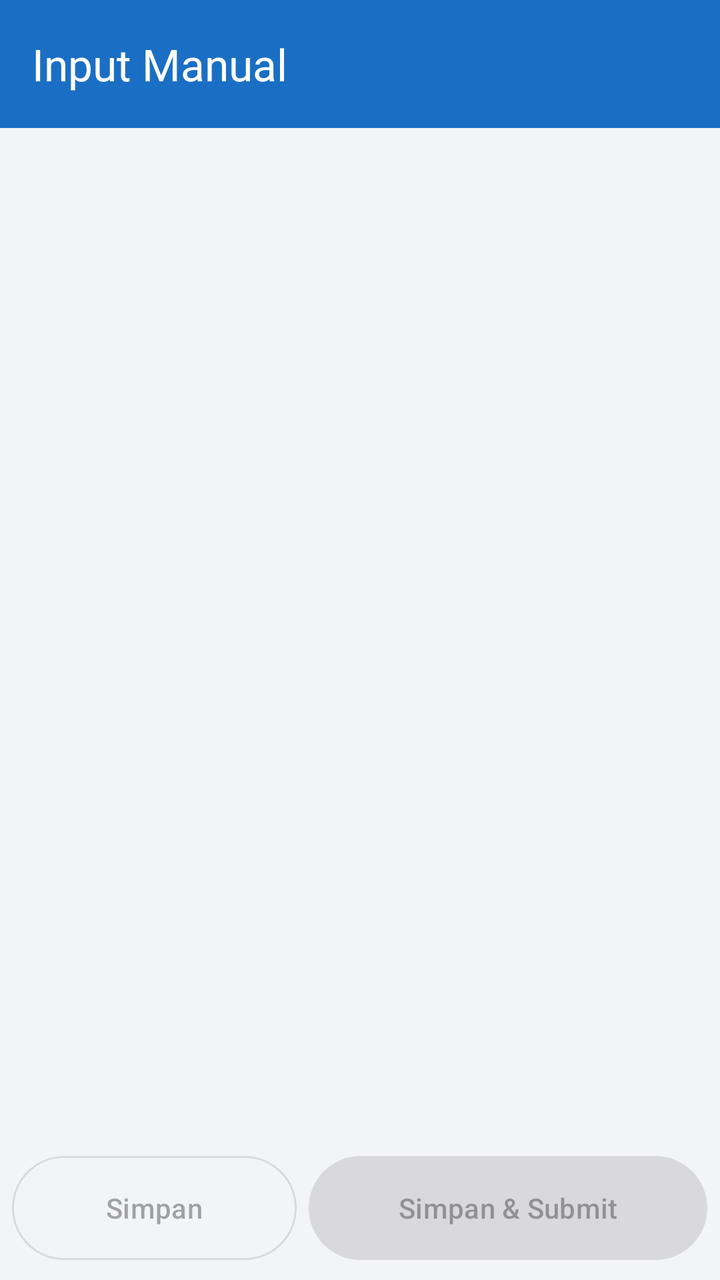
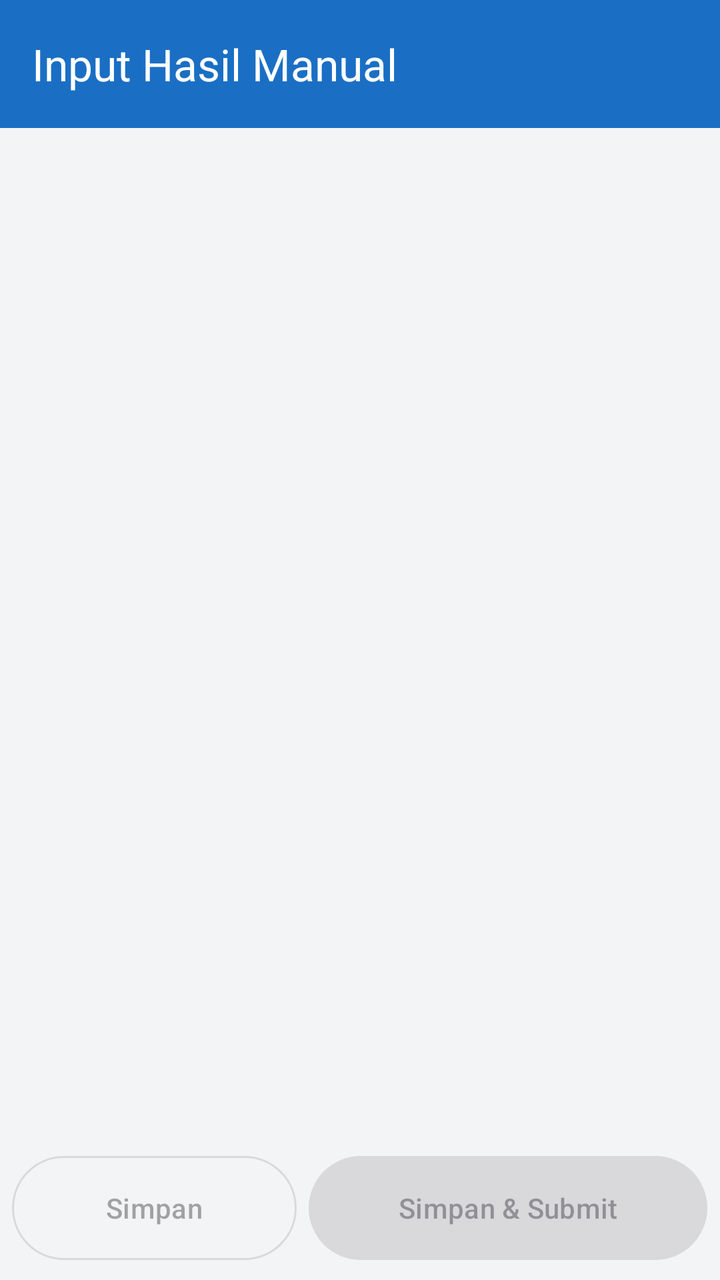

Compare the two renders of this Android layout. The source of the first and the diff that turns it into the second are given below.
<!-- AndroidManifest.xml: application theme Theme.LotCard -->
<!-- res/layout/activity_manual.xml -->
<?xml version="1.0" encoding="utf-8"?>
<LinearLayout xmlns:android="http://schemas.android.com/apk/res/android"
    xmlns:app="http://schemas.android.com/apk/res-auto"
    android:layout_width="match_parent"
    android:layout_height="match_parent"
    android:orientation="vertical">

    <com.google.android.material.appbar.MaterialToolbar
        android:id="@+id/toolbar"
        android:layout_width="match_parent"
        android:layout_height="?attr/actionBarSize"
        android:background="@color/brand"
        android:theme="@style/ThemeOverlay.Material3.Dark.ActionBar"
        app:popupTheme="@style/ToolbarPopup"
        app:title="Input Manual" />

    <FrameLayout
        android:layout_width="match_parent"
        android:layout_height="0dp"
        android:layout_weight="1">

        <ScrollView
            android:id="@+id/scroll"
            android:layout_width="match_parent"
            android:layout_height="match_parent">

            <LinearLayout
                android:id="@+id/content"
                android:layout_width="match_parent"
                android:layout_height="wrap_content"
                android:orientation="vertical"
                android:padding="12dp" />
        </ScrollView>

        <ProgressBar
            android:id="@+id/progress"
            android:layout_width="wrap_content"
            android:layout_height="wrap_content"
            android:layout_gravity="center" />

        <LinearLayout
            android:id="@+id/errorBox"
            android:layout_width="match_parent"
            android:layout_height="wrap_content"
            android:layout_gravity="center"
            android:gravity="center"
            android:orientation="vertical"
            android:padding="24dp"
            android:visibility="gone">

            <TextView
                android:id="@+id/errorText"
                android:layout_width="match_parent"
                android:layout_height="wrap_content"
                android:gravity="center"
                android:textColor="@color/text"
                android:textSize="16sp" />

            <com.google.android.material.button.MaterialButton
                android:id="@+id/btnRetry"
                style="@style/Widget.Material3.Button.OutlinedButton"
                android:layout_width="wrap_content"
                android:layout_height="wrap_content"
                android:layout_marginTop="16dp"
                android:text="Coba lagi" />
        </LinearLayout>
    </FrameLayout>

    <LinearLayout
        android:id="@+id/actions"
        android:layout_width="match_parent"
        android:layout_height="wrap_content"
        android:orientation="horizontal"
        android:padding="6dp">

        <com.google.android.material.button.MaterialButton
            android:id="@+id/btnSave"
            style="@style/Widget.Material3.Button.OutlinedButton"
            android:layout_width="0dp"
            android:layout_height="60dp"
            android:layout_marginEnd="6dp"
            android:layout_weight="1"
            android:enabled="false"
            android:text="Simpan" />

        <com.google.android.material.button.MaterialButton
            android:id="@+id/btnSubmit"
            android:layout_width="0dp"
            android:layout_height="60dp"
            android:layout_weight="1.4"
            android:enabled="false"
            android:text="Simpan &amp; Submit" />
    </LinearLayout>
</LinearLayout>
<!-- resources referenced by this layout -->
<resources>
  <color name="brand">#1A6FC4</color>
  <color name="text">#111827</color>
  <style name="ToolbarPopup" parent="ThemeOverlay.Material3.Light">
          <item name="android:textColorPrimary">@android:color/black</item>
          <item name="android:textColor">@android:color/black</item>
          <item name="android:colorBackground">@android:color/white</item>
          <item name="colorSurface">@android:color/white</item>
          <item name="colorOnSurface">@android:color/black</item>
      </style>
  <style name="Theme.LotCard" parent="Theme.Material3.Light.NoActionBar">
          <item name="colorPrimary">@color/brand</item>
          <item name="colorPrimaryDark">@color/brand_dark</item>
          <item name="colorOnPrimary">@color/white</item>
          <item name="android:statusBarColor">@color/brand_dark</item>
          <item name="android:windowBackground">@color/bg</item>
      </style>
  <color name="brand_dark">#12508F</color>
  <color name="white">#FFFFFF</color>
  <color name="bg">#F3F4F6</color>
</resources>

<!-- the commit's change to res/layout/activity_manual.xml (unified diff, before → after) -->
@@ -12,7 +12,7 @@
         android:background="@color/brand"
         android:theme="@style/ThemeOverlay.Material3.Dark.ActionBar"
         app:popupTheme="@style/ToolbarPopup"
-        app:title="Input Manual" />
+        app:title="Input Hasil Manual" />
 
     <FrameLayout
         android:layout_width="match_parent"
